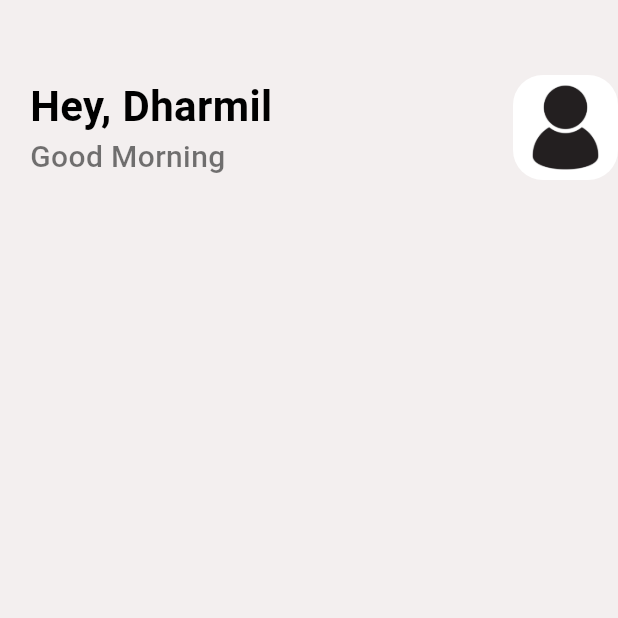
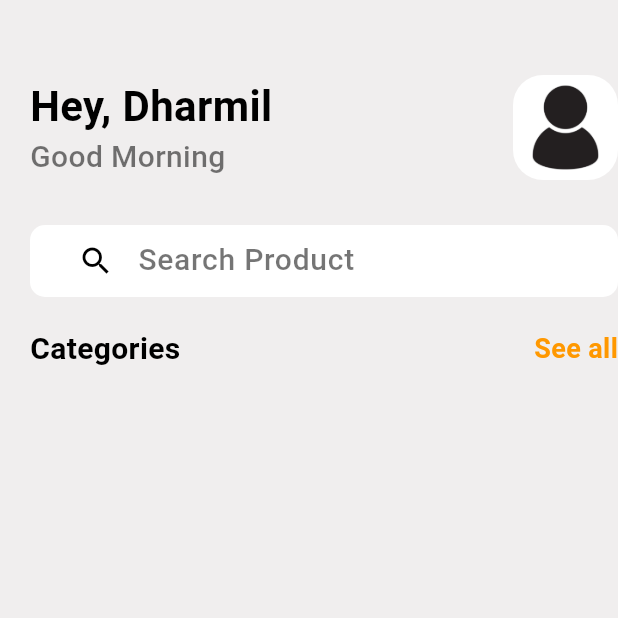
Before and after one commit to Dharmil0102/shopping_app, a Flutter app: the screen it shows after launch, on a phone screen of 412 x 824 dp, the top half of it. Run offline on Flutter 3.47's test engine with Material 3 defaults, Android fonts, the phone set to English and light mode, and no system bars.

Commit message:
changes in home screen

```diff
--- a/lib/pages/home.dart
+++ b/lib/pages/home.dart
@@ -12,7 +12,7 @@ class _HomeState extends State<Home> {
   @override
   Widget build(BuildContext context) {
     return Scaffold(
-      backgroundColor: Color.fromARGB(255, 243, 239, 239),
+      backgroundColor: Color.fromARGB(255, 240, 238, 238),
       body: Container(
           margin: EdgeInsets.only(top: 50, left:20),
           child: Column(
@@ -39,12 +39,27 @@ class _HomeState extends State<Home> {
                     ),
                 ],
               ),
+              SizedBox(height: 30.0,),
               Container(
-                width: MediaQuery.of(context).size.width,
-                child: TextField(
-                  decoration: InputDecoration(border: InputBorder.none),
-                ),
-                )
+                padding: EdgeInsets.only(left: 20.0),
+                decoration: BoxDecoration(color: Colors.white, borderRadius: BorderRadius.circular(10)),
+                  width: MediaQuery.of(context).size.width,
+                  child: TextField(
+                    decoration: InputDecoration(border: InputBorder.none, hintText: "Search Product", hintStyle: Appwidget.lightTextFeildStyle(), prefixIcon: Icon(Icons.search, color: Colors.black,)),
+                  ),
+              ),
+              SizedBox(height: 20.0,),
+              Row(
+                mainAxisAlignment: MainAxisAlignment.spaceBetween,
+                children: [
+                  Text(
+                    "Categories", style: Appwidget.semiBoldTextStyle(),
+                  ),
+                  Text(
+                    "See all", style: TextStyle(color: Colors.orange, fontSize: 18, fontWeight: FontWeight.bold),
+                  )
+                ],
+              )
             ],
           )
         ),
--- a/lib/pages/onboarding.dart
+++ b/lib/pages/onboarding.dart
@@ -11,7 +11,7 @@ class _OnboardingState extends State<Onboarding> {
   @override
   Widget build(BuildContext context) {
     return Scaffold(
-      backgroundColor: Color.fromARGB(255, 243, 239, 239),
+      backgroundColor: Color.fromARGB(255, 240, 238, 238),
       body: Container(
         margin: EdgeInsets.only(top: 50.0),
           child: Column(
--- a/lib/widget/support_widget.dart
+++ b/lib/widget/support_widget.dart
@@ -2,16 +2,14 @@ import 'package:flutter/material.dart';
 
 class Appwidget{
   static TextStyle boldTextFeildStyle(){
-    return TextStyle(
-      color: Colors.black,
-            fontSize: 28.0,
-            fontWeight: FontWeight.bold
-    );
+    return TextStyle(color: Colors.black, fontSize: 28.0, fontWeight: FontWeight.bold);
   }
 
   static TextStyle lightTextFeildStyle(){
-    return TextStyle(
-      color: Colors.black54, fontSize: 20.0, fontWeight: FontWeight.w500
-    );
+    return TextStyle(color: Colors.black54, fontSize: 20.0, fontWeight: FontWeight.w500);
+  }
+
+  static TextStyle semiBoldTextStyle(){
+    return TextStyle(color: Colors.black, fontSize: 20.0, fontWeight: FontWeight.bold);
   }
 }
```
